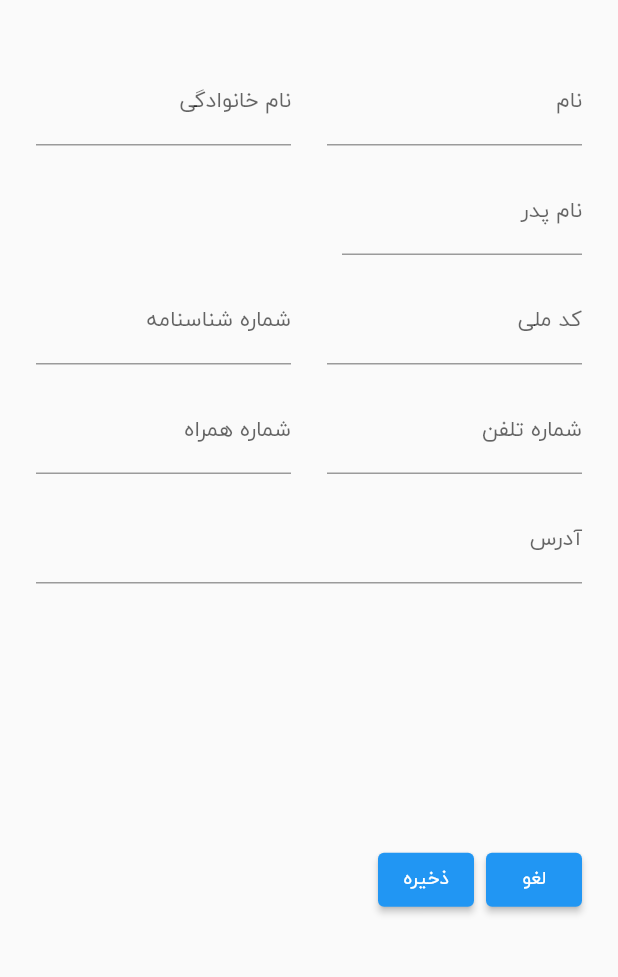
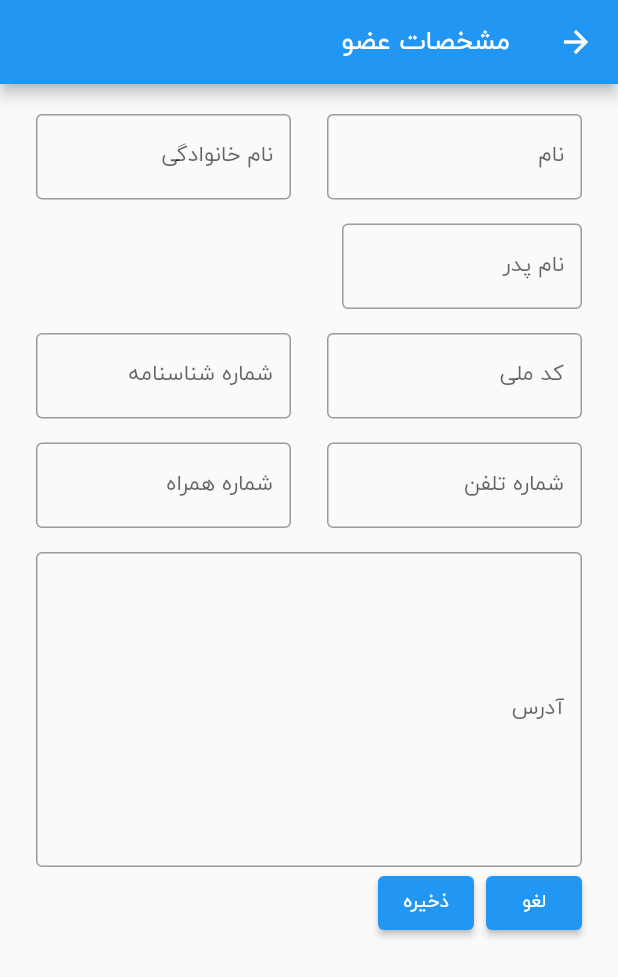
Before and after one commit to MobinAssari/Misaghe_Noor, a Flutter app: the MemberDetailsScreen screen opened directly, on a phone screen of 412 x 824 dp. Shown: the top 977 px of the screen. Run offline on Flutter 3.47's test engine with Material 2 defaults, Android fonts, the phone set to English and light mode, and no system bars; our stand-ins replace flutter_riverpod; missing offline and left inert: persian_datetime_picker; accounts and stored records are empty; network calls fail.

```diff
--- a/lib/Screens/authentication.dart
+++ b/lib/Screens/authentication.dart
@@ -138,7 +138,8 @@ class _AuthenticationScreenState extends ConsumerState<AuthenticationScreen> {
                         const SizedBox(
                           height: 16,
                         ),
-                        ElevatedButton(
+                        SizedBox(width: 100,height: 50,
+                          child: ElevatedButton(
                             onPressed: isLoading ? (){} : submit,
                             style: ElevatedButton.styleFrom(
                                 backgroundColor:
@@ -146,6 +147,7 @@ class _AuthenticationScreenState extends ConsumerState<AuthenticationScreen> {
                             child: isLoading ? const CircularProgressIndicator() : const Text(
                               'ورود',
                               style: TextStyle(color: Colors.black),
+                            ),
                           ),
                         ),
                       ],
--- a/lib/Screens/home.dart
+++ b/lib/Screens/home.dart
@@ -61,9 +61,12 @@ class HomeScreen extends StatelessWidget {
         headers: {'Content-Type': 'application/json'},
         body: json.encode(
           {
+
             'meetingId': presence.meetingId,
             'memberId': presence.memberId,
             'time': presence.time,
+            'enter' : presence.enter,
+            'exit': presence.exit,
           },
         ),
       );
@@ -128,7 +131,7 @@ class HomeScreen extends StatelessWidget {
                     onPressed: () {
                       Navigator.of(context).push(
                         MaterialPageRoute(
-                          builder: (ctx) => const MembersScreen(),
+                          builder: (ctx) => const MembersScreen(picking: false,),
                         ),
                       );
                     },
--- a/lib/Screens/member_details.dart
+++ b/lib/Screens/member_details.dart
@@ -102,9 +102,17 @@ class _MemberDetailsScreenState extends ConsumerState<MemberDetailsScreen> {
       }
     }
 
-    return Scaffold(
-      body: Container(
-        padding: const EdgeInsets.symmetric(horizontal: 24, vertical: 40),
+    return Directionality(
+      textDirection: TextDirection.rtl,
+      child: Scaffold(resizeToAvoidBottomInset: true,
+        appBar: AppBar(
+          title: Text('مشخصات عضو'),
+        ),
+        body: SingleChildScrollView(
+          padding: EdgeInsets.only(
+              top: 0, bottom: MediaQuery.of(context).viewInsets.bottom),
+          child: Container(
+            padding: const EdgeInsets.symmetric(horizontal: 24, vertical: 20),
             child: Form(
               key: _form,
               child: Directionality(
@@ -119,6 +127,7 @@ class _MemberDetailsScreenState extends ConsumerState<MemberDetailsScreen> {
                           child: TextFormField(
                             initialValue: isEdit ? member?.name : '',
                             decoration: const InputDecoration(
+                              border: OutlineInputBorder(),
                               label: Text('نام'),
                             ),
                             validator: (value) {
@@ -135,6 +144,7 @@ class _MemberDetailsScreenState extends ConsumerState<MemberDetailsScreen> {
                           child: TextFormField(
                             initialValue: isEdit ? member?.family : '',
                             decoration: const InputDecoration(
+                              border: OutlineInputBorder(),
                               label: Text('نام خانوادگی'),
                             ),
                             validator: (value) {
@@ -155,6 +165,7 @@ class _MemberDetailsScreenState extends ConsumerState<MemberDetailsScreen> {
                       child: TextFormField(
                         initialValue: isEdit ? member?.fatherName : '',
                         decoration: const InputDecoration(
+                          border: OutlineInputBorder(),
                           label: Text('نام پدر'),
                         ),
                         validator: (value) {
@@ -175,6 +186,7 @@ class _MemberDetailsScreenState extends ConsumerState<MemberDetailsScreen> {
                             initialValue: isEdit ? member?.meliNumber : '',
                             keyboardType: TextInputType.number,
                             decoration: const InputDecoration(
+                              border: OutlineInputBorder(),
                               label: Text('کد ملی'),
                             ),
                             onSaved: (value) => inputMeli = value!,
@@ -188,6 +200,7 @@ class _MemberDetailsScreenState extends ConsumerState<MemberDetailsScreen> {
                             initialValue: isEdit ? member?.shenasnameNumber : '',
                             keyboardType: TextInputType.number,
                             decoration: const InputDecoration(
+                              border: OutlineInputBorder(),
                               label: Text('شماره شناسنامه'),
                             ),
                             onSaved: (value) => inputShShenasname = value!,
@@ -206,6 +219,7 @@ class _MemberDetailsScreenState extends ConsumerState<MemberDetailsScreen> {
                             initialValue: isEdit ? member?.phone : '',
                             keyboardType: TextInputType.number,
                             decoration: const InputDecoration(
+                              border: OutlineInputBorder(),
                               label: Text('شماره تلفن'),
                             ),
                             onSaved: (value) => inputPhone = value!,
@@ -219,6 +233,7 @@ class _MemberDetailsScreenState extends ConsumerState<MemberDetailsScreen> {
                             initialValue: isEdit ? member?.mobile : '',
                             keyboardType: TextInputType.number,
                             decoration: const InputDecoration(
+                              border: OutlineInputBorder(),
                               label: Text('شماره همراه'),
                             ),
                             onSaved: (value) => inputMobile = value!,
@@ -230,22 +245,22 @@ class _MemberDetailsScreenState extends ConsumerState<MemberDetailsScreen> {
                       height: 16,
                     ),
                     SizedBox(
-                  child: TextFormField(
+                      child: TextFormField( maxLines: 10, minLines: null,
                         initialValue: isEdit ? member?.address : '',
                         decoration: const InputDecoration(
+                          border: OutlineInputBorder(),
                           label: Text('آدرس'),
                         ),
                         onSaved: (value) => inputAddress = value!,
                       ),
                     ),
                     // SizedBox(height: 24,),
-                Expanded(
-                  child: Row(
+                    Row(
                       children: [
                         ElevatedButton(
                             onPressed: () =>
                                 isSending ? null : Navigator.of(context).pop(),
-                          child: const Text('لغو')),
+                            child: const Text('لغو'),),
                         const SizedBox(
                           width: 8,
                         ),
@@ -259,18 +274,20 @@ class _MemberDetailsScreenState extends ConsumerState<MemberDetailsScreen> {
                         ),
                         isEdit
                             ? lastChangedUser!.id.isEmpty
-                              ? SizedBox(
+                                ? const SizedBox(
                                     width: 1,
                                   )
                                 : Text(
-                                  ' آخرین تغییر توسط ${lastChangedUser!.name} ${lastChangedUser!.family}')
-                          : SizedBox(
+                                    ' آخرین تغییر توسط ${lastChangedUser!.name} ${lastChangedUser!.family}',
+                                  )
+                            : const SizedBox(
                                 width: 1,
                               ),
                       ],
                     ),
+                  ],
                 ),
-              ],
+              ),
             ),
           ),
         ),
```
Also changed, not shown: lib/Screens/members.dart (+27 -28 lines). Lines whose indentation alone changed are shown as unchanged.
